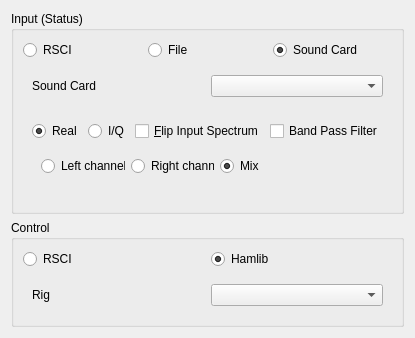
Above: dream/src/GUI-QT/receiverinputwidget.ui from mmjee/dream-patched before the change. Below: the same form after it.
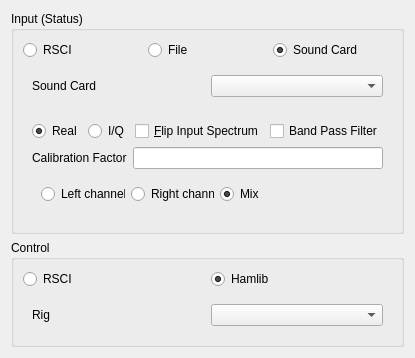
That is the form after the change.

The edit to the form file:
```diff
--- a/dream/src/GUI-QT/receiverinputwidget.ui
+++ b/dream/src/GUI-QT/receiverinputwidget.ui
@@ -6,8 +6,8 @@
    <rect>
     <x>0</x>
     <y>0</y>
-    <width>378</width>
-    <height>323</height>
+    <width>380</width>
+    <height>346</height>
    </rect>
   </property>
   <property name="windowTitle">
@@ -62,6 +62,9 @@
               <property name="text">
                <string>Sound Card</string>
               </property>
+              <property name="buddy">
+               <cstring>comboBoxCard</cstring>
+              </property>
              </widget>
             </item>
             <item>
@@ -119,6 +122,8 @@
         <widget class="QWidget" name="pageAudio">
          <layout class="QGridLayout" name="gridLayout_5">
           <item row="0" column="0">
+           <layout class="QHBoxLayout" name="horizontalLayout_4">
+            <item>
            <layout class="QHBoxLayout" name="horizontalLayout_5">
             <item>
              <widget class="QRadioButton" name="radioButtonReal">
@@ -146,14 +151,33 @@
             </item>
            </layout>
           </item>
-          <item row="0" column="1">
+            <item>
            <widget class="QCheckBox" name="checkBoxBPF">
             <property name="text">
              <string>Band Pass Filter</string>
             </property>
            </widget>
           </item>
-          <item row="1" column="0" colspan="2">
+           </layout>
+          </item>
+          <item row="1" column="0">
+           <layout class="QHBoxLayout" name="horizontalLayout_2">
+            <item>
+             <widget class="QLabel" name="label_8">
+              <property name="text">
+               <string>Calibration Factor</string>
+              </property>
+              <property name="buddy">
+               <cstring>lineEditCalFactor</cstring>
+              </property>
+             </widget>
+            </item>
+            <item>
+             <widget class="QLineEdit" name="lineEditCalFactor"/>
+            </item>
+           </layout>
+          </item>
+          <item row="2" column="0">
            <widget class="QStackedWidget" name="stackedWidgetRealIQ">
             <property name="currentIndex">
              <number>0</number>
@@ -289,7 +313,7 @@
      </layout>
     </widget>
    </item>
-   <item row="1" column="0">
+   <item row="2" column="0">
     <widget class="QGroupBox" name="groupBox_2">
      <property name="title">
       <string>Control</string>
@@ -328,6 +352,9 @@
             <property name="text">
              <string>Rig</string>
             </property>
+            <property name="buddy">
+             <cstring>comboBoxRig</cstring>
+            </property>
            </widget>
           </item>
           <item row="0" column="1">
```
Lines whose indentation alone changed are shown as unchanged.
